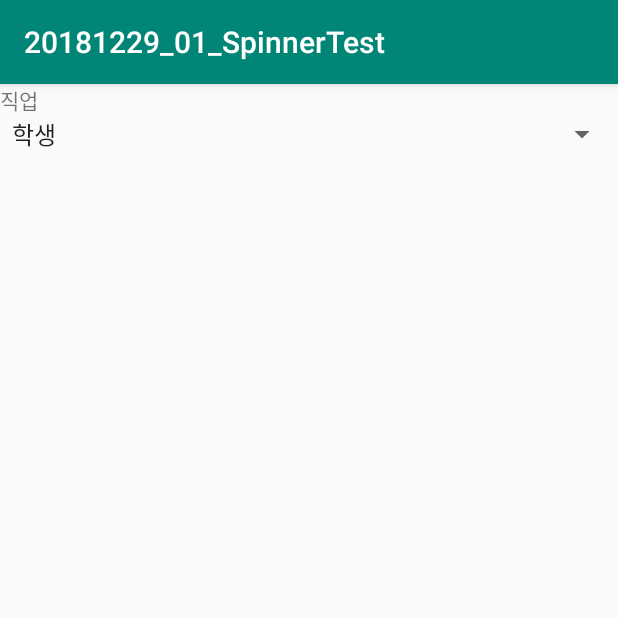
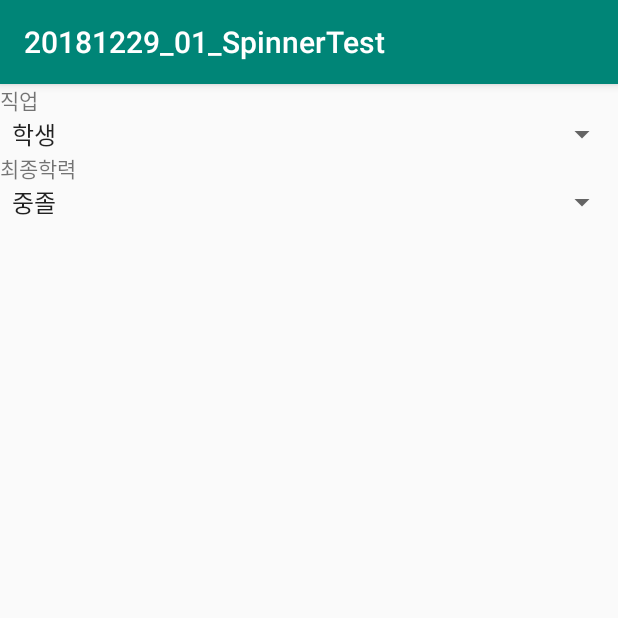
Before and after one commit to luvyoon/20181229_01_SpinnerTest, an Android app: the screen it shows after launch (MainActivity), on a phone screen of 412 x 824 dp, the top half of it. Run offline under Robolectric (Android 15) with nearby library versions, the phone set to English and light mode, and no system bars.

Commit message:
spinner 최종학력 예시

```diff
--- a/app/src/main/res/layout/activity_main.xml
+++ b/app/src/main/res/layout/activity_main.xml
@@ -18,12 +18,26 @@
     <Spinner
         android:layout_width="match_parent"
         android:layout_height="wrap_content"
+        android:spinnerMode="dropdown"
         android:entries="@array/job_kind">
+
 
 
 
     </Spinner>
 
+    <TextView
+        android:layout_width="wrap_content"
+        android:layout_height="wrap_content"
+        android:text="최종학력"/>
+
+    <Spinner
+        android:layout_width="match_parent"
+        android:layout_height="wrap_content"
+        android:spinnerMode="dialog"
+        android:entries="@array/achivement">
+
+    </Spinner>
 
 
 
--- a/app/src/main/res/values/arrays.xml
+++ b/app/src/main/res/values/arrays.xml
@@ -8,4 +8,15 @@
         <item>무직</item>
 
     </string-array>
+
+    <string-array name="achivement">
+        <item>중졸</item>
+        <item>고졸</item>
+        <item>대졸</item>
+        <item>대학원졸</item>
+        <item>그외</item>
+
+
+    </string-array>
+
 </resources>
```
